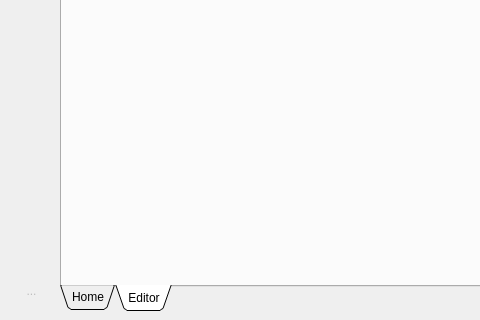
The window that Alpha/unix-posix/ui/main.ui (MatiasNAmendola/Hammer-IDE) describes before a commit, drawn with Qt 5; both pictures show x 0 to 480 and y 280 to 600 of the 855 by 600 pixel window.
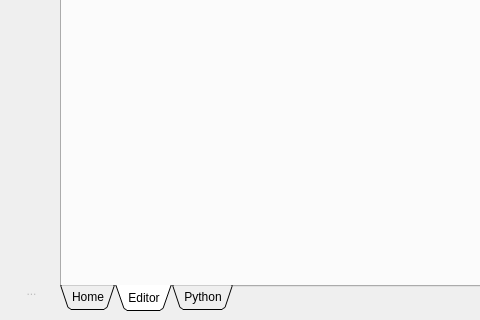
The same window after the commit. The open tabs and pages were chosen to show the change. Icons and pictures are not drawn.

What changed in the file:
```diff
--- a/Alpha/unix-posix/ui/main.ui
+++ b/Alpha/unix-posix/ui/main.ui
@@ -565,6 +565,11 @@
         </item>
        </layout>
       </widget>
+      <widget class="QWidget" name="tab_3">
+       <attribute name="title">
+        <string>Python</string>
+       </attribute>
+      </widget>
      </widget>
     </item>
    </layout>
```
Left out of the diff: 4 changed lines with no effect on the pictures.
